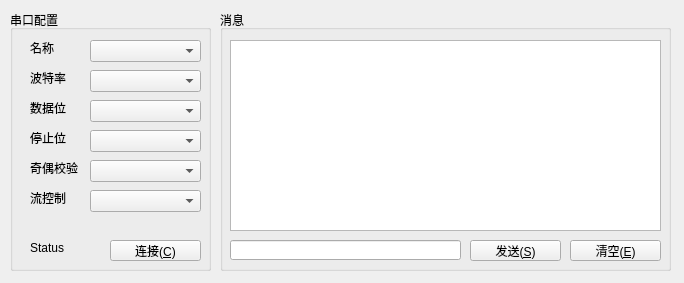
The window that mainwindow.ui (ListeningDeath/Speedometer) describes before a commit, drawn with Qt 5.
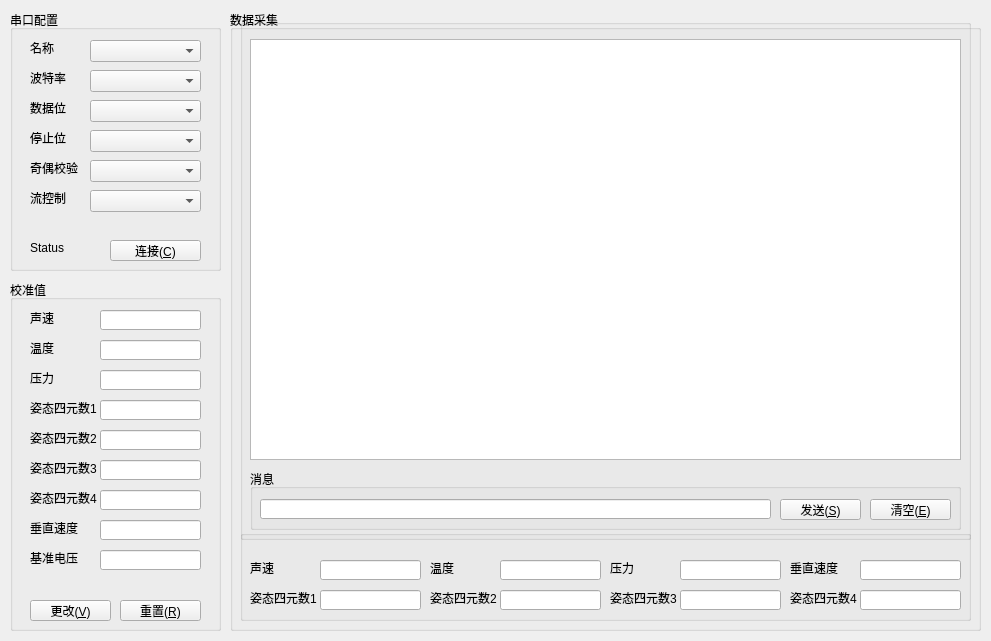
The same window after the commit.

Commit message: 1.类更名:FrameGroup→Protocol,InterfaceFrameGroup→Interaction, MessageFrameGroup→Information； 2.完成Protocol,Interaction,Information三个类的基本封装； 3.接受功能及校验初步完成。

```diff
--- a/mainwindow.ui
+++ b/mainwindow.ui
@@ -6,8 +6,8 @@
    <rect>
     <x>0</x>
     <y>0</y>
-    <width>684</width>
-    <height>283</height>
+    <width>991</width>
+    <height>641</height>
    </rect>
   </property>
   <property name="windowTitle">
@@ -19,7 +19,7 @@
      <rect>
       <x>10</x>
       <y>10</y>
-      <width>201</width>
+      <width>211</width>
       <height>261</height>
      </rect>
     </property>
@@ -191,66 +191,535 @@
      </property>
     </widget>
    </widget>
-   <widget class="QGroupBox" name="gbMessage">
+   <widget class="QGroupBox" name="gbCalibration">
     <property name="geometry">
      <rect>
-      <x>220</x>
+      <x>10</x>
+      <y>280</y>
+      <width>211</width>
+      <height>351</height>
+     </rect>
+    </property>
+    <property name="title">
+     <string>校准值</string>
+    </property>
+    <widget class="QLabel" name="lblCaliSoundSpeed">
+     <property name="geometry">
+      <rect>
+       <x>20</x>
+       <y>30</y>
+       <width>31</width>
+       <height>16</height>
+      </rect>
+     </property>
+     <property name="text">
+      <string>声速</string>
+     </property>
+    </widget>
+    <widget class="QLineEdit" name="txtCaliSoundSpeed">
+     <property name="geometry">
+      <rect>
+       <x>90</x>
+       <y>30</y>
+       <width>101</width>
+       <height>20</height>
+      </rect>
+     </property>
+    </widget>
+    <widget class="QLineEdit" name="txtCaliTemperature">
+     <property name="geometry">
+      <rect>
+       <x>90</x>
+       <y>60</y>
+       <width>101</width>
+       <height>20</height>
+      </rect>
+     </property>
+    </widget>
+    <widget class="QLabel" name="lblCaliTemperature">
+     <property name="geometry">
+      <rect>
+       <x>20</x>
+       <y>60</y>
+       <width>31</width>
+       <height>16</height>
+      </rect>
+     </property>
+     <property name="text">
+      <string>温度</string>
+     </property>
+    </widget>
+    <widget class="QLineEdit" name="txtCaliPressure">
+     <property name="geometry">
+      <rect>
+       <x>90</x>
+       <y>90</y>
+       <width>101</width>
+       <height>20</height>
+      </rect>
+     </property>
+    </widget>
+    <widget class="QLabel" name="lblCaliPressure">
+     <property name="geometry">
+      <rect>
+       <x>20</x>
+       <y>90</y>
+       <width>31</width>
+       <height>16</height>
+      </rect>
+     </property>
+     <property name="text">
+      <string>压力</string>
+     </property>
+    </widget>
+    <widget class="QLineEdit" name="txtCaliQuat1">
+     <property name="geometry">
+      <rect>
+       <x>90</x>
+       <y>120</y>
+       <width>101</width>
+       <height>20</height>
+      </rect>
+     </property>
+    </widget>
+    <widget class="QLabel" name="lblCaliQuat1">
+     <property name="geometry">
+      <rect>
+       <x>20</x>
+       <y>120</y>
+       <width>71</width>
+       <height>16</height>
+      </rect>
+     </property>
+     <property name="text">
+      <string>姿态四元数1</string>
+     </property>
+    </widget>
+    <widget class="QLineEdit" name="txtCaliQuat2">
+     <property name="geometry">
+      <rect>
+       <x>90</x>
+       <y>150</y>
+       <width>101</width>
+       <height>20</height>
+      </rect>
+     </property>
+    </widget>
+    <widget class="QLabel" name="lblCaliQuat2">
+     <property name="geometry">
+      <rect>
+       <x>20</x>
+       <y>150</y>
+       <width>71</width>
+       <height>16</height>
+      </rect>
+     </property>
+     <property name="text">
+      <string>姿态四元数2</string>
+     </property>
+    </widget>
+    <widget class="QLineEdit" name="txtCaliQuat3">
+     <property name="geometry">
+      <rect>
+       <x>90</x>
+       <y>180</y>
+       <width>101</width>
+       <height>20</height>
+      </rect>
+     </property>
+    </widget>
+    <widget class="QLabel" name="lblCaliQuat3">
+     <property name="geometry">
+      <rect>
+       <x>20</x>
+       <y>180</y>
+       <width>71</width>
+       <height>16</height>
+      </rect>
+     </property>
+     <property name="text">
+      <string>姿态四元数3</string>
+     </property>
+    </widget>
+    <widget class="QLineEdit" name="txtCaliQuat4">
+     <property name="geometry">
+      <rect>
+       <x>90</x>
+       <y>210</y>
+       <width>101</width>
+       <height>20</height>
+      </rect>
+     </property>
+    </widget>
+    <widget class="QLabel" name="lblCaliQuat4">
+     <property name="geometry">
+      <rect>
+       <x>20</x>
+       <y>210</y>
+       <width>71</width>
+       <height>16</height>
+      </rect>
+     </property>
+     <property name="text">
+      <string>姿态四元数4</string>
+     </property>
+    </widget>
+    <widget class="QLineEdit" name="txtVertSpeed">
+     <property name="geometry">
+      <rect>
+       <x>90</x>
+       <y>240</y>
+       <width>101</width>
+       <height>20</height>
+      </rect>
+     </property>
+    </widget>
+    <widget class="QLabel" name="lblCaliVertSpeed">
+     <property name="geometry">
+      <rect>
+       <x>20</x>
+       <y>240</y>
+       <width>51</width>
+       <height>16</height>
+      </rect>
+     </property>
+     <property name="text">
+      <string>垂直速度</string>
+     </property>
+    </widget>
+    <widget class="QLabel" name="lblCaliRefVoltage">
+     <property name="geometry">
+      <rect>
+       <x>20</x>
+       <y>270</y>
+       <width>51</width>
+       <height>16</height>
+      </rect>
+     </property>
+     <property name="text">
+      <string>基准电压</string>
+     </property>
+    </widget>
+    <widget class="QLineEdit" name="txtHoriSpeed">
+     <property name="geometry">
+      <rect>
+       <x>90</x>
+       <y>270</y>
+       <width>101</width>
+       <height>20</height>
+      </rect>
+     </property>
+    </widget>
+    <widget class="QPushButton" name="btnCaliReset">
+     <property name="geometry">
+      <rect>
+       <x>110</x>
+       <y>320</y>
+       <width>81</width>
+       <height>21</height>
+      </rect>
+     </property>
+     <property name="text">
+      <string>重置(&amp;R)</string>
+     </property>
+    </widget>
+    <widget class="QPushButton" name="btnCaliVerify">
+     <property name="geometry">
+      <rect>
+       <x>20</x>
+       <y>320</y>
+       <width>81</width>
+       <height>21</height>
+      </rect>
+     </property>
+     <property name="text">
+      <string>更改(&amp;V)</string>
+     </property>
+    </widget>
+   </widget>
+   <widget class="QGroupBox" name="gbDataCollection">
+    <property name="geometry">
+     <rect>
+      <x>230</x>
       <y>10</y>
-      <width>451</width>
-      <height>261</height>
+      <width>751</width>
+      <height>621</height>
      </rect>
     </property>
     <property name="title">
-     <string>消息</string>
+     <string>数据采集</string>
     </property>
-    <widget class="QLineEdit" name="txtMessageSend">
+    <widget class="QGroupBox" name="gbChart">
      <property name="geometry">
       <rect>
        <x>10</x>
-       <y>230</y>
-       <width>231</width>
-       <height>20</height>
+       <y>9</y>
+       <width>731</width>
+       <height>521</height>
       </rect>
      </property>
-    </widget>
-    <widget class="QPushButton" name="btnMessageSend">
-     <property name="geometry">
-      <rect>
-       <x>250</x>
-       <y>230</y>
-       <width>91</width>
-       <height>21</height>
-      </rect>
+     <property name="title">
+      <string/>
      </property>
-     <property name="text">
-      <string>发送(&amp;S)</string>
-     </property>
+     <widget class="QGroupBox" name="gbMessage">
+      <property name="geometry">
+       <rect>
+        <x>10</x>
+        <y>450</y>
+        <width>711</width>
+        <height>61</height>
+       </rect>
+      </property>
+      <property name="title">
+       <string>消息</string>
+      </property>
+      <widget class="QLineEdit" name="txtMessageSend">
+       <property name="geometry">
+        <rect>
+         <x>10</x>
+         <y>30</y>
+         <width>511</width>
+         <height>20</height>
+        </rect>
+       </property>
+      </widget>
+      <widget class="QPushButton" name="btnMessageSend">
+       <property name="geometry">
+        <rect>
+         <x>530</x>
+         <y>30</y>
+         <width>81</width>
+         <height>21</height>
+        </rect>
+       </property>
+       <property name="text">
+        <string>发送(&amp;S)</string>
+       </property>
+      </widget>
+      <widget class="QPushButton" name="btnMessageEmpty">
+       <property name="geometry">
+        <rect>
+         <x>620</x>
+         <y>30</y>
+         <width>81</width>
+         <height>21</height>
+        </rect>
+       </property>
+       <property name="text">
+        <string>清空(&amp;E)</string>
+       </property>
+      </widget>
+     </widget>
+     <widget class="QTextEdit" name="txtMessageReceived">
+      <property name="geometry">
+       <rect>
+        <x>10</x>
+        <y>20</y>
+        <width>711</width>
+        <height>421</height>
+       </rect>
+      </property>
+      <property name="readOnly">
+       <bool>true</bool>
+      </property>
+     </widget>
     </widget>
-    <widget class="QTextEdit" name="txtMessageReceived">
+    <widget class="QGroupBox" name="gbCurData">
      <property name="geometry">
       <rect>
        <x>10</x>
-       <y>30</y>
-       <width>431</width>
-       <height>191</height>
+       <y>520</y>
+       <width>731</width>
+       <height>91</height>
       </rect>
      </property>
-     <property name="readOnly">
-      <bool>true</bool>
+     <property name="title">
+      <string/>
      </property>
-    </widget>
-    <widget class="QPushButton" name="btnMessageEmpty">
-     <property name="geometry">
-      <rect>
-       <x>350</x>
-       <y>230</y>
-       <width>91</width>
-       <height>21</height>
-      </rect>
-     </property>
-     <property name="text">
-      <string>清空(&amp;E)</string>
-     </property>
+     <widget class="QLineEdit" name="txtDataSoundSpeed">
+      <property name="geometry">
+       <rect>
+        <x>80</x>
+        <y>30</y>
+        <width>101</width>
+        <height>20</height>
+       </rect>
+      </property>
+     </widget>
+     <widget class="QLabel" name="lblDataSoundSpeed">
+      <property name="geometry">
+       <rect>
+        <x>10</x>
+        <y>30</y>
+        <width>31</width>
+        <height>16</height>
+       </rect>
+      </property>
+      <property name="text">
+       <string>声速</string>
+      </property>
+     </widget>
+     <widget class="QLineEdit" name="txtDataTemperature">
+      <property name="geometry">
+       <rect>
+        <x>260</x>
+        <y>30</y>
+        <width>101</width>
+        <height>20</height>
+       </rect>
+      </property>
+     </widget>
+     <widget class="QLabel" name="lblDataTemperature">
+      <property name="geometry">
+       <rect>
+        <x>190</x>
+        <y>30</y>
+        <width>31</width>
+        <height>16</height>
+       </rect>
+      </property>
+      <property name="text">
+       <string>温度</string>
+      </property>
+     </widget>
+     <widget class="QLineEdit" name="txtDataPressure">
+      <property name="geometry">
+       <rect>
+        <x>440</x>
+        <y>30</y>
+        <width>101</width>
+        <height>20</height>
+       </rect>
+      </property>
+     </widget>
+     <widget class="QLabel" name="lblDataPressure">
+      <property name="geometry">
+       <rect>
+        <x>370</x>
+        <y>30</y>
+        <width>31</width>
+        <height>16</height>
+       </rect>
+      </property>
+      <property name="text">
+       <string>压力</string>
+      </property>
+     </widget>
+     <widget class="QLineEdit" name="txtDataQuat1">
+      <property name="geometry">
+       <rect>
+        <x>80</x>
+        <y>60</y>
+        <width>101</width>
+        <height>20</height>
+       </rect>
+      </property>
+     </widget>
+     <widget class="QLabel" name="lblDataQuat1">
+      <property name="geometry">
+       <rect>
+        <x>10</x>
+        <y>60</y>
+        <width>71</width>
+        <height>16</height>
+       </rect>
+      </property>
+      <property name="text">
+       <string>姿态四元数1</string>
+      </property>
+     </widget>
+     <widget class="QLineEdit" name="txtDataQuat2">
+      <property name="geometry">
+       <rect>
+        <x>260</x>
+        <y>60</y>
+        <width>101</width>
+        <height>20</height>
+       </rect>
+      </property>
+     </widget>
+     <widget class="QLabel" name="lblDataQuat2">
+      <property name="geometry">
+       <rect>
+        <x>190</x>
+        <y>60</y>
+        <width>71</width>
+        <height>16</height>
+       </rect>
+      </property>
+      <property name="text">
+       <string>姿态四元数2</string>
+      </property>
+     </widget>
+     <widget class="QLineEdit" name="txtDataQuat3">
+      <property name="geometry">
+       <rect>
+        <x>440</x>
+        <y>60</y>
+        <width>101</width>
+        <height>20</height>
+       </rect>
+      </property>
+     </widget>
+     <widget class="QLabel" name="lblDataQuat3">
+      <property name="geometry">
+       <rect>
+        <x>370</x>
+        <y>60</y>
+        <width>71</width>
+        <height>16</height>
+       </rect>
+      </property>
+      <property name="text">
+       <string>姿态四元数3</string>
+      </property>
+     </widget>
+     <widget class="QLineEdit" name="txtDataQuat4">
+      <property name="geometry">
+       <rect>
+        <x>620</x>
+        <y>60</y>
+        <width>101</width>
+        <height>20</height>
+       </rect>
+      </property>
+     </widget>
+     <widget class="QLabel" name="lblDataQuat4">
+      <property name="geometry">
+       <rect>
+        <x>550</x>
+        <y>60</y>
+        <width>71</width>
+        <height>16</height>
+       </rect>
+      </property>
+      <property name="text">
+       <string>姿态四元数4</string>
+      </property>
+     </widget>
+     <widget class="QLineEdit" name="txtDataVertSpeed">
+      <property name="geometry">
+       <rect>
+        <x>620</x>
+        <y>30</y>
+        <width>101</width>
+        <height>20</height>
+       </rect>
+      </property>
+     </widget>
+     <widget class="QLabel" name="lblDataVertSpeed">
+      <property name="geometry">
+       <rect>
+        <x>550</x>
+        <y>30</y>
+        <width>51</width>
+        <height>16</height>
+       </rect>
+      </property>
+      <property name="text">
+       <string>垂直速度</string>
+      </property>
+     </widget>
     </widget>
    </widget>
   </widget>
```
The commit also changes 12 other files.
